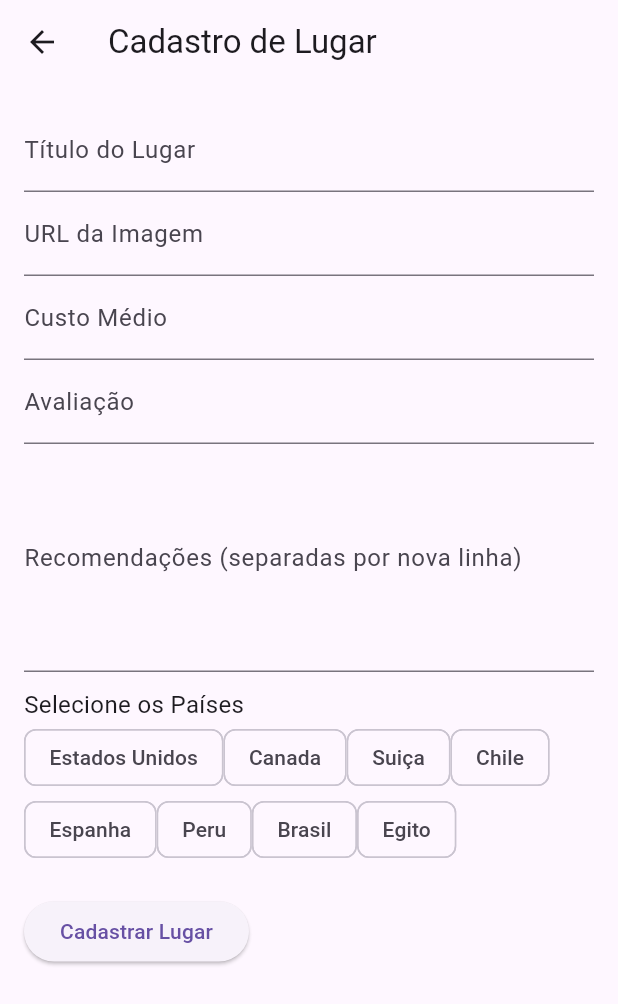
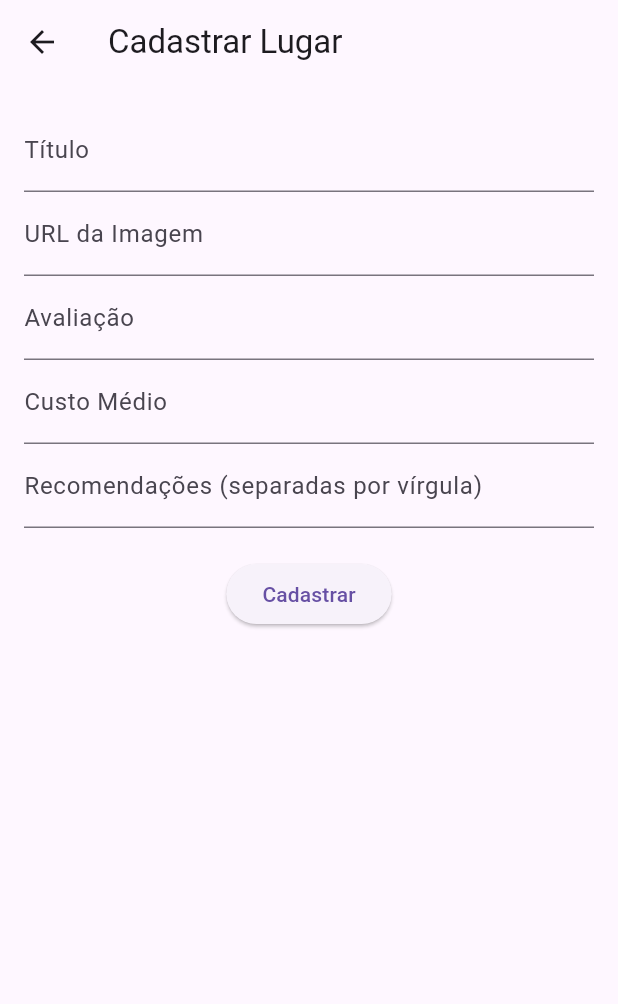
Before and after one commit to DaviVCarvalhos/f05_lugares_app, a Flutter app: the CadastroLugarPage screen opened by its route, on a phone screen of 412 x 824 dp. Shown: the top 1004 px of the screen. Run offline on Flutter 3.47's test engine with Material 3 defaults, Android fonts, the phone set to English and light mode, and no system bars.

Commit message:
cadastro lugar

```diff
--- a/lib/model/FavoritosProvider.dart
+++ b/lib/model/FavoritosProvider.dart
@@ -12,6 +12,6 @@ class FavoritosProvider with ChangeNotifier {
     } else {
       _lugaresFavoritos.add(lugar);
     }
-    notifyListeners(); // Notifica a UI sobre a mudança no estado
+    notifyListeners();
   }
 }
--- a/lib/screens/cadastroLugar.dart
+++ b/lib/screens/cadastroLugar.dart
@@ -1,132 +1,111 @@
 import 'package:f05_lugares_app/data/DadosProvider.dart';
+import 'package:f05_lugares_app/model/lugar.dart';
 import 'package:flutter/material.dart';
 import 'package:provider/provider.dart';
+import 'dart:math';
 
-import 'package:f05_lugares_app/model/lugar.dart';
+class CadastroLugarPage extends StatelessWidget {
+  final TextEditingController _tituloController = TextEditingController();
+  final TextEditingController _imagemUrlController = TextEditingController();
+  final TextEditingController _avaliacaoController = TextEditingController();
+  final TextEditingController _custoMedioController = TextEditingController();
+  final TextEditingController _recomendacoesController =
+      TextEditingController();
 
+  @override
+  Widget build(BuildContext context) {
+    void _cadastrarLugar() {
+      final String titulo = _tituloController.text;
+      final String imagemUrl = _imagemUrlController.text;
+      final double avaliacao = double.tryParse(_avaliacaoController.text) ?? -1;
+      final double custoMedio =
+          double.tryParse(_custoMedioController.text) ?? 0;
+      final List<String> recomendacoes =
+          _recomendacoesController.text.split(',');
 
-class CadastroLugarPage extends StatefulWidget {
-  @override
-  _CadastroLugarPageState createState() => _CadastroLugarPageState();
+      if (titulo.isEmpty || imagemUrl.isEmpty) {
+        ScaffoldMessenger.of(context).showSnackBar(
+          SnackBar(
+            content: Text('Preencha todos os campos obrigatórios.'),
+            backgroundColor: Colors.red,
+            duration: Duration(seconds: 2),
+          ),
+        );
+        return;
       }
 
-class _CadastroLugarPageState extends State<CadastroLugarPage> {
-  final _tituloController = TextEditingController();
-  final _imagemUrlController = TextEditingController();
-  final _custoController = TextEditingController();
-  final _avaliacaoController = TextEditingController();
-  final _recomendacoesController = TextEditingController();
-
-  final _paisesSelecionados = <String>[];
-
-  void _adicionarLugar() {
-    if (_tituloController.text.isEmpty ||
-        _imagemUrlController.text.isEmpty ||
-        _custoController.text.isEmpty ||
-        _avaliacaoController.text.isEmpty ||
-        _recomendacoesController.text.isEmpty ||
-        _paisesSelecionados.isEmpty) {
+      if (avaliacao < 0 || avaliacao > 5) {
+        ScaffoldMessenger.of(context).showSnackBar(
+          SnackBar(
+            content: Text('A avaliação deve estar entre 0 e 5.'),
+            backgroundColor: Colors.orange,
+            duration: Duration(seconds: 2),
+          ),
+        );
         return;
       }
 
       final novoLugar = Lugar(
-      id: DateTime.now().toString(),
-      titulo: _tituloController.text,
-      paises: _paisesSelecionados,
-      imagemUrl: _imagemUrlController.text,
-      avaliacao: double.parse(_avaliacaoController.text),
-      custoMedio: double.parse(_custoController.text),
-      recomendacoes: _recomendacoesController.text
-          .split('\n')
-          .map((recomendacao) => recomendacao.trim())
-          .toList(),
+        id: Random().nextDouble().toString(),
+        titulo: titulo,
+        imagemUrl: imagemUrl,
+        avaliacao: avaliacao,
+        custoMedio: custoMedio,
+        recomendacoes: recomendacoes,
+        paises: ['c1'],
       );
 
-    // Usando o provider para adicionar o novo lugar
-    Provider.of<LugarProvider>(context, listen: false).adicionarLugar(novoLugar);
+      Provider.of<LugarProvider>(context, listen: false)
+          .adicionarLugar(novoLugar);
 
-    // Exibir uma mensagem de sucesso (Snackbar)
       ScaffoldMessenger.of(context).showSnackBar(
         SnackBar(
-        content: Text('Novo lugar adicionado!'),
+          content: Text('Lugar "$titulo" cadastrado com sucesso!'),
           duration: Duration(seconds: 2),
+          backgroundColor: Colors.green,
         ),
       );
 
-    // Limpar campos após o cadastro
-    _tituloController.clear();
-    _imagemUrlController.clear();
-    _custoController.clear();
-    _avaliacaoController.clear();
-    _recomendacoesController.clear();
-    setState(() {
-      _paisesSelecionados.clear();
-    });
+      Navigator.of(context).pop();
     }
-
-  @override
-  Widget build(BuildContext context) {
-    final paises = Provider.of<LugarProvider>(context).paises;
 
     return Scaffold(
       appBar: AppBar(
-        title: Text('Cadastro de Lugar'),
+        title: Text('Cadastrar Lugar'),
       ),
-      body: SingleChildScrollView(
-        child: Padding(
+      body: Padding(
         padding: const EdgeInsets.all(16.0),
         child: Column(
-            crossAxisAlignment: CrossAxisAlignment.start,
-            children: <Widget>[
+          children: [
             TextField(
               controller: _tituloController,
-                decoration: InputDecoration(labelText: 'Título do Lugar'),
+              decoration: InputDecoration(labelText: 'Título'),
             ),
             TextField(
               controller: _imagemUrlController,
               decoration: InputDecoration(labelText: 'URL da Imagem'),
             ),
             TextField(
-                controller: _custoController,
+              controller: _avaliacaoController,
+              decoration: InputDecoration(labelText: 'Avaliação'),
               keyboardType: TextInputType.number,
-                decoration: InputDecoration(labelText: 'Custo Médio'),
             ),
             TextField(
-                controller: _avaliacaoController,
+              controller: _custoMedioController,
+              decoration: InputDecoration(labelText: 'Custo Médio'),
               keyboardType: TextInputType.number,
-                decoration: InputDecoration(labelText: 'Avaliação'),
             ),
             TextField(
               controller: _recomendacoesController,
-                decoration: InputDecoration(labelText: 'Recomendações (separadas por nova linha)'),
-                maxLines: 5,
-              ),
-              SizedBox(height: 10),
-              Text('Selecione os Países', style: TextStyle(fontSize: 16)),
-              Wrap(
-                children: paises
-                    .map((pais) => ChoiceChip(
-                          label: Text(pais.titulo),
-                          selected: _paisesSelecionados.contains(pais.id),
-                          onSelected: (selected) {
-                            setState(() {
-                              if (selected) {
-                                _paisesSelecionados.add(pais.id);
-                              } else {
-                                _paisesSelecionados.remove(pais.id);
-                              }
-                            });
-                          },
-                        ))
-                    .toList(),
+              decoration: InputDecoration(
+                  labelText: 'Recomendações (separadas por vírgula)'),
             ),
             SizedBox(height: 20),
             ElevatedButton(
-                onPressed: _adicionarLugar,
-                child: Text('Cadastrar Lugar'),
+              onPressed: _cadastrarLugar,
+              child: Text('Cadastrar'),
             ),
           ],
-          ),
         ),
       ),
     );
```
Also changed, not shown: lib/screens/lugares_por_pais.dart (+3 -7 lines). Lines whose indentation alone changed are shown as unchanged.
